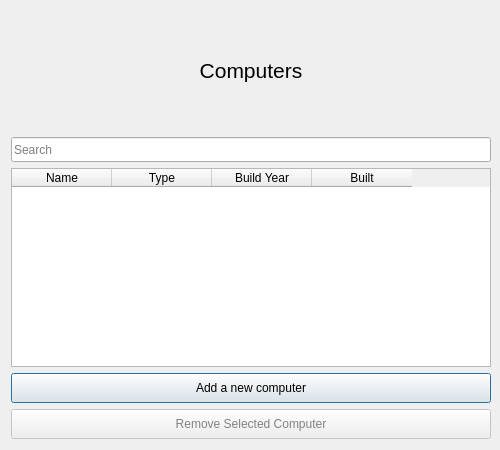
streamerinn/Verklegt-1, file GUI-verklegtVika3/computertabledialog.ui: the form before one commit.
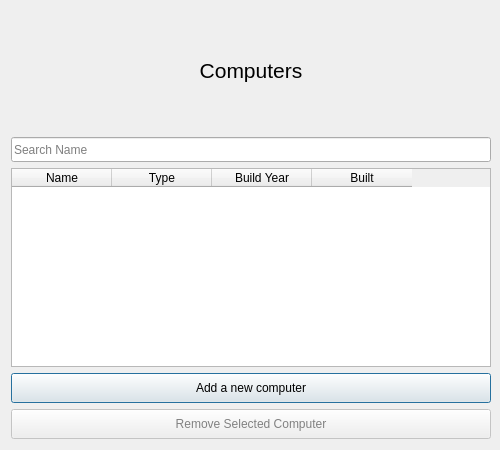
The form after the commit.

Commit message: ComputerDialog upplýsingar læsilegri

Diff of the .ui file:
```diff
--- a/GUI-verklegtVika3/computertabledialog.ui
+++ b/GUI-verklegtVika3/computertabledialog.ui
@@ -57,7 +57,7 @@
       <string notr="true"/>
      </property>
      <property name="placeholderText">
-      <string>Search</string>
+      <string>Search Name</string>
      </property>
     </widget>
    </item>
```
The commit also changes 1 other file.
